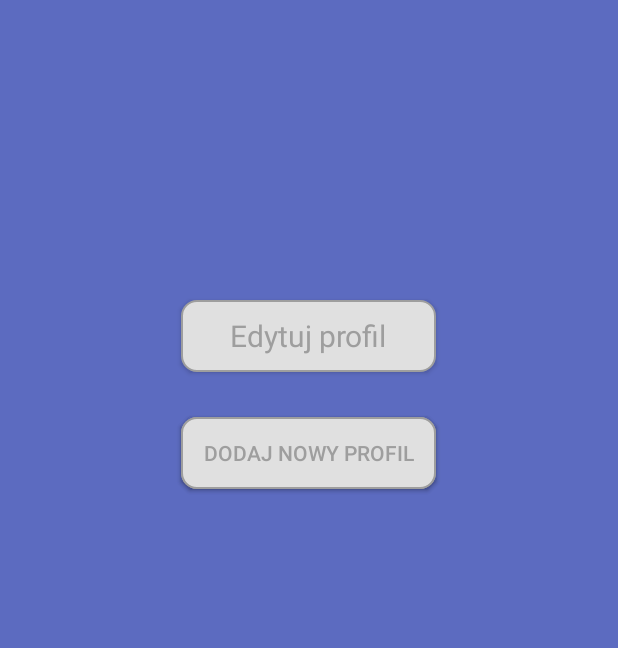
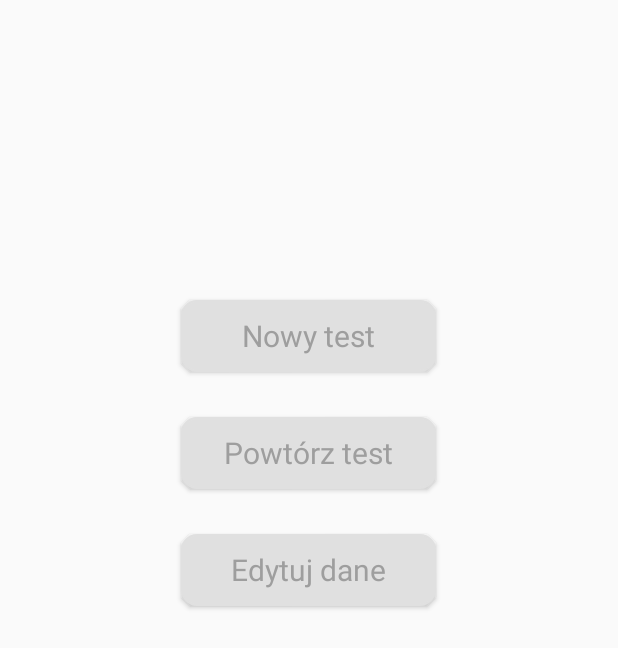
Before and after one commit to MartaDziemba/LuriasTest, an Android app: the layout intro.xml on its own in the app's theme, with its tools: preview values and no code run, on a phone screen of 412 x 824 dp. Shown: the top 648 px of the screen. Run offline under Robolectric (Android 15) with nearby library versions, the light colour scheme and no system bars.

Commit message:
English and polish strings.

```diff
--- a/app/src/main/res/drawable/mybutton.xml
+++ b/app/src/main/res/drawable/mybutton.xml
@@ -3,21 +3,21 @@
     <item android:state_pressed="true" >
         <shape android:shape="rectangle"  >
             <corners android:radius="3dip" />
-            <stroke android:width="1dip" android:color="@color/colorPrimaryDark" />
-            <gradient android:angle="-90" android:startColor="@color/colorPrimary" android:endColor="@color/colorPrimaryDark"  />
+            <stroke android:width="1dip" android:color="@color/colorPrimary" />
+            <gradient android:angle="-90" android:startColor="@color/colorPrimaryDark" android:endColor="@color/colorPrimaryDark"  />
         </shape>
     </item>
     <item android:state_focused="true">
         <shape android:shape="rectangle"  >
             <corners android:radius="3dip" />
-            <stroke android:width="1dip" android:color="@color/colorAccent" />
-            <solid android:color="@color/colorAccent"/>
+            <stroke android:width="1dip" android:color="@color/colorPrimaryDark" />
+            <solid android:color="@color/colorPrimaryDark"/>
         </shape>
     </item>
     <item >
         <shape android:shape="rectangle"  >
             <corners android:radius="10dip" />
-            <stroke android:width="1dip" android:color="@color/colorPrimaryDark" />
+            <stroke android:width="1dip" android:color="@color/colorPrimary" />
             <gradient android:angle="-90" android:startColor="@color/colorPrimary" android:endColor="@color/colorPrimary" />
         </shape>
     </item>
--- a/app/src/main/res/layout/intro.xml
+++ b/app/src/main/res/layout/intro.xml
@@ -8,11 +8,10 @@
     android:paddingBottom="0dp"
     android:paddingLeft="15dp"
     android:paddingRight="15dp"
-    android:background="@color/colorAccent"
     android:paddingTop="0dp">
 
     <Button
-        android:text="Edytuj profil"
+        android:text="@string/buttonNewTest_pl"
         android:layout_width="170dp"
         android:layout_height="wrap_content"
         android:layout_marginTop="200dp"
@@ -26,16 +25,16 @@
         android:textAllCaps="false"
         android:textSize="20dp"
 
-        android:id="@+id/buttonEditProfile"/>
+        android:id="@+id/buttonNewTest"/>
 
     <Button
-        android:text="Dodaj nowy profil"
+        android:text="@string/buttonRepeatTeste_pl"
         android:layout_width="170dp"
         android:layout_height="wrap_content"
         android:layout_marginTop="30dp"
+        android:layout_centerHorizontal="true"
 
-        android:layout_centerHorizontal="true"
-        android:layout_below="@id/buttonEditProfile"
+        android:layout_below="@id/buttonNewTest"
 
         android:textColor="@color/colorPrimaryDark"
         android:background="@drawable/mybutton"
@@ -45,21 +44,24 @@
         android:textAllCaps="false"
         android:textSize="20dp"
 
-        android:id="@+id/buttonAddProfile"/>
+        android:id="@+id/buttonRepeatTest"/>
 
     <Button
-        android:text="Dodaj nowy profil"
+        android:text="@string/buttonEditData_pl"
         android:layout_width="170dp"
         android:layout_height="wrap_content"
         android:layout_marginTop="30dp"
+        android:layout_centerHorizontal="true"
 
-        android:layout_centerHorizontal="true"
-        android:layout_below="@id/buttonEditProfile"
+        android:layout_below="@id/buttonRepeatTest"
 
         android:textColor="@color/colorPrimaryDark"
         android:background="@drawable/mybutton"
 
-
+        android:fontFamily="sans-serif"
+        android:typeface="monospace"
+        android:textAllCaps="false"
+        android:textSize="20dp"
 
         android:id="@+id/buttonEditData"/>
 
--- a/app/src/main/res/values/strings.xml
+++ b/app/src/main/res/values/strings.xml
@@ -1,3 +1,11 @@
 <resources>
     <string name="app_name">"Luria's Test"</string>
+
+    <string name="buttonNewTest_eng">"New test"</string>
+    <string name="buttonRepeatTest_eng">"Repeat test"</string>
+    <string name="buttonEditData_eng">"Edit data"</string>
+
+    <string name="buttonNewTest_pl">"Nowy test"</string>
+    <string name="buttonRepeatTeste_pl">"Powtórz test"</string>
+    <string name="buttonEditData_pl">"Edytuj dane"</string>
 </resources>
```
Also changed, not shown: app/src/main/res/layout/activity_main.xml (+10 -12 lines).
